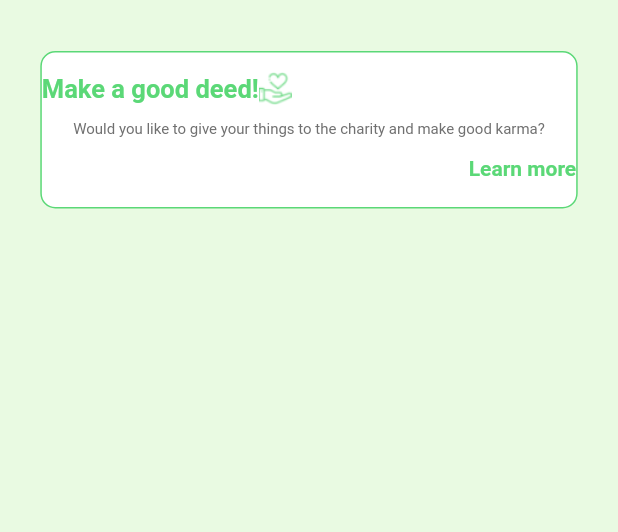
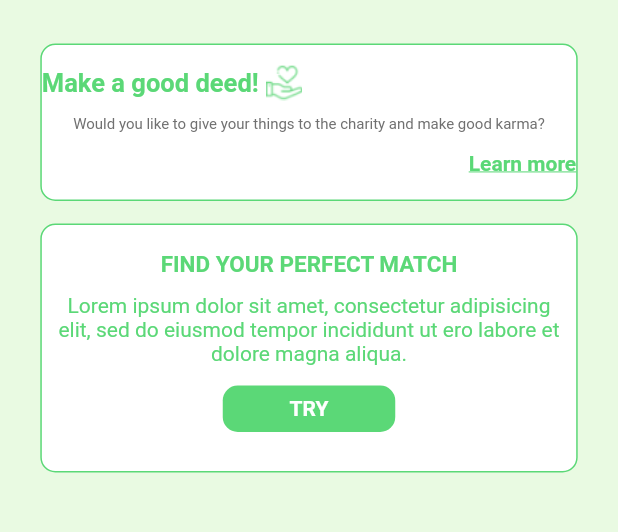
Before and after one commit to aidaundercover/Swapper, a Flutter app: the SwitchSwap screen opened directly, on a phone screen of 412 x 824 dp, the part 96-628 px from its top. Run offline on Flutter 3.47's test engine with Material 2 defaults, Android fonts, the phone set to English and light mode, and no system bars; our stand-ins replace cloud_firestore, convex_bottom_bar, dotted_border, firebase_auth, firebase_core, firebase_storage and 6 more; missing offline and left inert: geocoder; accounts and stored records are empty; Roboto replaces fonts that are missing (Arial).

Commit message:
18/02/2021

```diff
--- a/lib/const.dart
+++ b/lib/const.dart
@@ -7,3 +7,4 @@ const lightGreen = Color.fromRGBO(169, 241, 185, 1.0);
 const green = Color.fromRGBO(91, 216, 119, 1.0);
 const darkGreen = Color.fromRGBO(32, 180, 65, 1.0);
 const mint = Color.fromRGBO(122, 170, 133, 1.0);
+const gray = Color.fromRGBO(112, 112, 112, 1.0);
--- a/lib/views/home.dart
+++ b/lib/views/home.dart
@@ -21,7 +21,7 @@ class _HomeState extends State<Home> {
     return Scaffold(
       bottomNavigationBar: ConvexAppBar(
         items: [
-          TabItem(icon: Icons.location_on, title: 'Swap-events'),
+          TabItem(icon: Icons.location_on, title: 'Events'),
           TabItem(icon: Icons.swap_horizontal_circle, title: 'Swap stuff'),
           TabItem(icon: Icons.add_circle_outline, title: 'Add'),
           TabItem(icon: Icons.chat,title: 'Chat'),
--- a/lib/views/switch-swap/switch_swap.dart
+++ b/lib/views/switch-swap/switch_swap.dart
@@ -1,5 +1,6 @@
 import 'package:flutter/material.dart';
 import 'package:swapper/const.dart';
+import 'package:swapper/views/switch-swap/tinder_switch.dart';
 
 class SwitchSwap extends StatefulWidget {
   @override
@@ -26,7 +27,9 @@ class _SwitchSwapState extends State<SwitchSwap> {
                             size: 30,
                             color: Color.fromRGBO(34, 31, 31, 1.0),
                           ),
-                      onPressed: () {}),
+                          onPressed: () {
+                            Scaffold.of(context).openDrawer();
+                          }),
                     ),
                     Expanded(
                         flex: 10,
@@ -57,55 +60,52 @@ class _SwitchSwapState extends State<SwitchSwap> {
                         ))
                   ]),
               Container(
-                width: MediaQuery.of(context).size.width / 1.15,
+                  width: MediaQuery.of(context).size.width / 1.13,
                   child: Column(
                     mainAxisAlignment: MainAxisAlignment.center,
                     crossAxisAlignment: CrossAxisAlignment.center,
                     children: [
-                    SizedBox(height: 30),
+                      SizedBox(height: 25),
                       Container(
-                      width: MediaQuery.of(context).size.width/1.15,
+                        width: MediaQuery.of(context).size.width / 1.15,
                         height: 105,
                         decoration: BoxDecoration(
                             borderRadius: BorderRadius.circular(10),
                             color: white,
-                        border: Border.all(
-                          color: green,
-                          width: 1
-                        )
-                      ),
+                            border: Border.all(color: green, width: 1)),
+                        child: Container(
+                          width: MediaQuery.of(context).size.width / 1.44,
                           child: Column(
                             children: [
                               Padding(
-                            padding: const EdgeInsets.fromLTRB(0, 13, 0, 10),
+                                padding:
+                                    const EdgeInsets.fromLTRB(0, 13, 0, 10),
                                 child: Row(
                                   crossAxisAlignment: CrossAxisAlignment.center,
                                   children: [
-                                Text(
-                                  'Make a good deed!',
+                                    Text('Make a good deed!',
                                         style: TextStyle(
                                             fontFamily: 'Arial',
-                                    fontSize:17,
+                                            fontSize: 17,
                                             fontWeight: FontWeight.bold,
-                                    color: green
-                                  )
-                                ),
+                                            color: green)),
+                                    SizedBox(width: 5),
                                     Image(
-                                  image: AssetImage('assets/images/makedeed.png'),
-                                  width: 22,
-                                  height: 22
-                                )
+                                        image: AssetImage(
+                                            'assets/images/makedeed.png'),
+                                        width: 24,
+                                        height: 24)
                                   ],
                                 ),
                               ),
                               Text(
                                 'Would you like to give your things to the charity and make good karma?',
                                 style: TextStyle(
-                                color: Color.fromRGBO(112, 112, 112,1.0),
+                                  color: Color.fromRGBO(112, 112, 112, 1.0),
                                   fontSize: 10,
                                   fontWeight: FontWeight.normal,
                                   fontFamily: 'Arial',
-                              )
+                                ),
                               ),
                               SizedBox(height: 12),
                               Row(
@@ -113,24 +113,85 @@ class _SwitchSwapState extends State<SwitchSwap> {
                                 children: [
                                   InkWell(
                                       onTap: () {},
-                                child: Text(
-                                  'Learn more',
+                                      child: Text('Learn more',
                                           style: TextStyle(
                                               color: green,
                                               fontSize: 14,
                                               fontWeight: FontWeight.bold,
                                               fontFamily: 'Arial',
-                              )
-                                )
+                                              decoration:
+                                                  TextDecoration.underline)))
+                                ],
                               )
                             ],
-                          )
-
-                      ],)
-                    )
+                          ),
+                        ),
+                      ),
                     ],
-                )
-              )
+                  )),
+              SizedBox(height: 15),
+              Container(
+                  width: MediaQuery.of(context).size.width / 1.15,
+                  height: 166,
+                  decoration: BoxDecoration(
+                      borderRadius: BorderRadius.circular(10),
+                      color: white,
+                      border: Border.all(color: green, width: 1)),
+                  child: Column(
+                    mainAxisAlignment: MainAxisAlignment.center,
+                    crossAxisAlignment: CrossAxisAlignment.center,
+                    children: [
+                      Text('FIND YOUR PERFECT MATCH',
+                          style: TextStyle(
+                            color: green,
+                            fontSize: 15,
+                            fontWeight: FontWeight.bold,
+                            fontFamily: 'Arial',
+                          )),
+                      SizedBox(height: 10),
+                      Padding(
+                          padding: const EdgeInsets.fromLTRB(10, 0, 10, 0),
+                          child: Center(
+                            child: Text(
+                              'Lorem ipsum dolor sit amet, consectetur adipisicing elit, sed do eiusmod tempor incididunt ut ero labore et dolore magna aliqua.',
+                              style: TextStyle(
+                                color: green,
+                                fontSize: 14,
+                                fontWeight: FontWeight.normal,
+                                fontFamily: 'Arial',
+                              ),
+                              textAlign: TextAlign.center,
+                            ),
+                          )),
+                      SizedBox(height: 5),
+                      FlatButton(
+                          child: Container(
+                              width: 115,
+                              height: 31,
+                              decoration: BoxDecoration(
+                                  borderRadius: BorderRadius.circular(10),
+                                  color: green),
+                              child: Column(
+                                mainAxisAlignment: MainAxisAlignment.center,
+                                crossAxisAlignment: CrossAxisAlignment.center,
+                                children: [
+                                  Text('TRY',
+                                      style: TextStyle(
+                                        color: white,
+                                        fontSize: 14,
+                                        fontWeight: FontWeight.bold,
+                                        fontFamily: 'Arial',
+                                      )),
+                                ],
+                              )),
+                          onPressed: () {
+                            Navigator.push(
+                                context,
+                                MaterialPageRoute(
+                                    builder: (context) => TinderStuff()));
+                          })
+                    ],
+                  ))
             ],
           ),
         ));
```
Also changed, not shown: lib/views/swap_events/swap_event.dart (+140 -7 lines), lib/widgets/swap_event_widget.dart (added, +61 -0 lines). Lines whose indentation alone changed are shown as unchanged.
